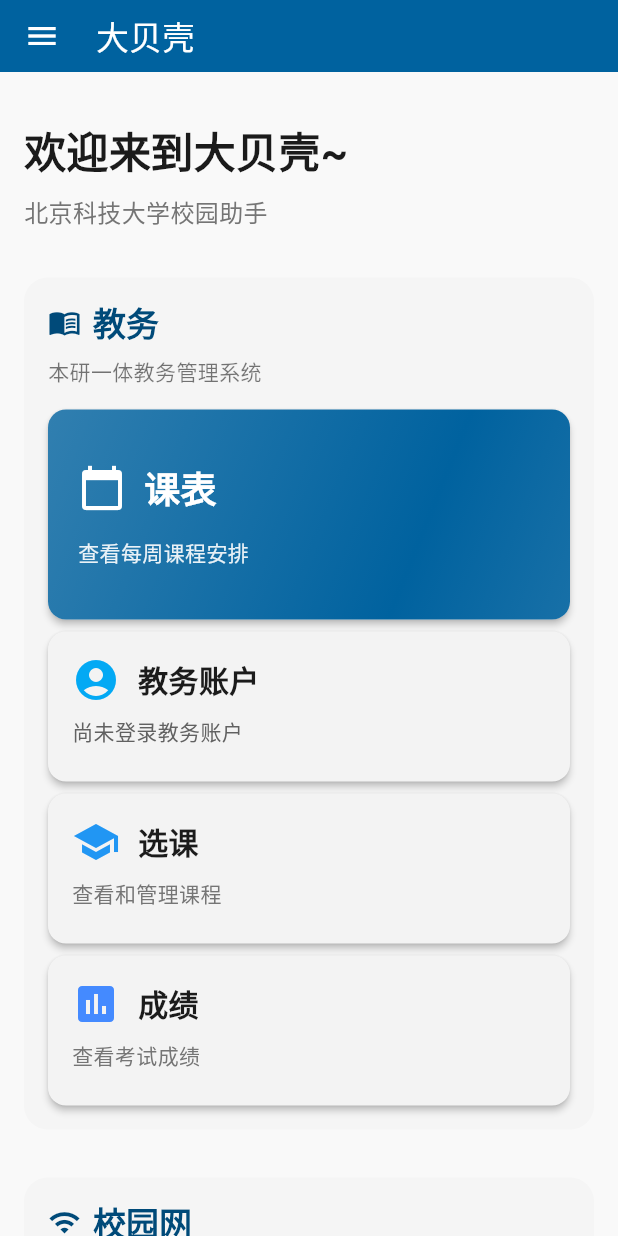
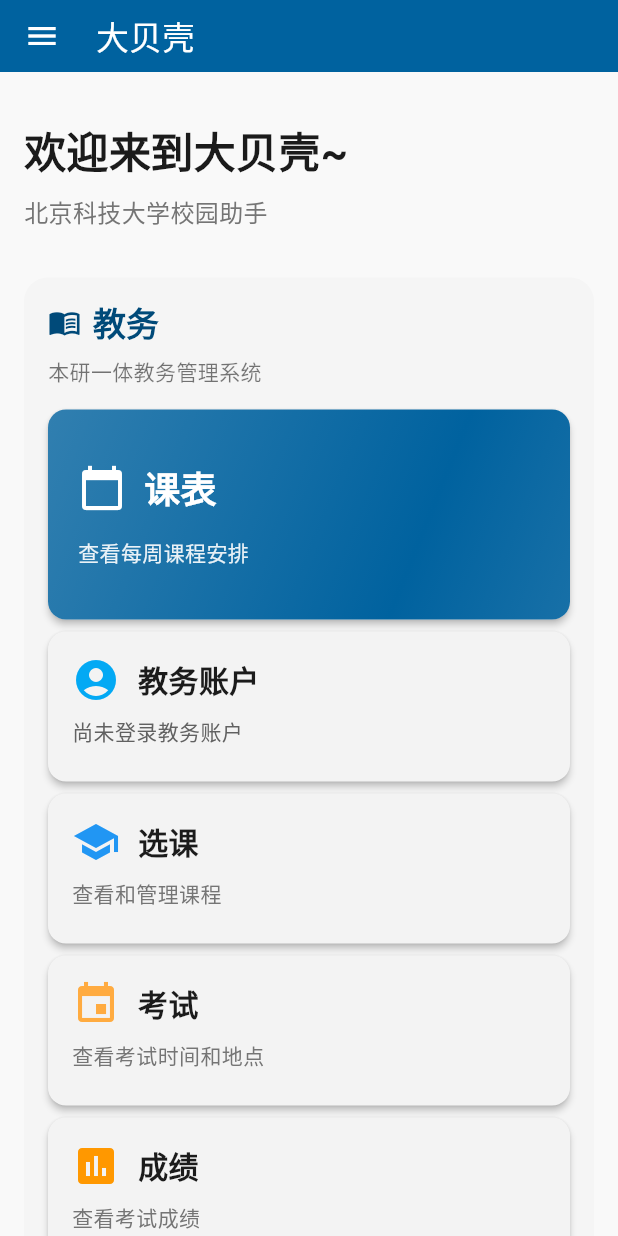
Before and after one commit to isHarryh/The-Seashell, a Flutter app: the screen it shows after launch, on a phone screen of 412 x 824 dp. Run offline on Flutter 3.47's test engine with Material 3 defaults, Android fonts, the phone set to English and light mode, and no system bars; our stand-ins replace auto_route, device_info_plus, fl_chart, package_info_plus; missing offline and left inert: markdown_widget, ustb_sso; Roboto replaces fonts that are missing (SourceHanSansSC).

```diff
--- a/lib/pages/index.dart
+++ b/lib/pages/index.dart
@@ -3,6 +3,22 @@ import 'package:flutter/material.dart';
 import 'package:auto_route/auto_route.dart';
 import '/utils/page_mixins.dart';
 import '/types/courses.dart';
+
+class _FeatureCardConfig {
+  final String title;
+  final String description;
+  final IconData icon;
+  final Color color;
+  final String route;
+
+  const _FeatureCardConfig({
+    required this.title,
+    required this.description,
+    required this.icon,
+    required this.color,
+    required this.route,
+  });
+}
 
 class HomePage extends StatefulWidget {
   const HomePage({super.key});
@@ -19,6 +35,48 @@ class _HomePageState extends State<HomePage>
   ClassItem? _upcomingClass;
   CurriculumIntegratedData? _curriculumData;
   Timer? _refreshTimer;
+
+  // Feature card configurations
+  late final List<_FeatureCardConfig> _courseFeatureCards = [
+    _FeatureCardConfig(
+      title: '选课',
+      description: '查看和管理课程',
+      icon: Icons.school,
+      color: Colors.blue,
+      route: '/courses/selection',
+    ),
+    _FeatureCardConfig(
+      title: '考试',
+      description: '查看考试时间和地点',
+      icon: Icons.event,
+      color: Colors.orangeAccent,
+      route: '/courses/exam',
+    ),
+    _FeatureCardConfig(
+      title: '成绩',
+      description: '查看考试成绩',
+      icon: Icons.assessment,
+      color: Colors.orange,
+      route: '/courses/grade',
+    ),
+  ];
+
+  late final List<_FeatureCardConfig> _netFeatureCards = [
+    _FeatureCardConfig(
+      title: '流量监视',
+      description: '实时监控网络流量',
+      icon: Icons.swap_vert,
+      color: Colors.green,
+      route: '/net/monitor',
+    ),
+    _FeatureCardConfig(
+      title: '自助服务',
+      description: '账户管理和账单查询',
+      icon: Icons.wifi,
+      color: Colors.teal,
+      route: '/net/dashboard',
+    ),
+  ];
 
   @override
   void onServiceInit() {
@@ -204,30 +262,24 @@ class _HomePageState extends State<HomePage>
         ),
         const SizedBox(height: 8),
         SizedBox(height: 100, child: _buildAccountCard(context)),
+        ..._courseFeatureCards.map((card) {
+          return Column(
+            children: [
               const SizedBox(height: 8),
               SizedBox(
                 height: 100,
                 child: _buildFeatureCard(
                   context,
-            '选课',
-            '查看和管理课程',
-            Icons.school,
-            Colors.blue,
-            () => context.router.pushPath('/courses/selection'),
+                  card.title,
+                  card.description,
+                  card.icon,
+                  card.color,
+                  () => context.router.pushPath(card.route),
                 ),
               ),
-        const SizedBox(height: 8),
-        SizedBox(
-          height: 100,
-          child: _buildFeatureCard(
-            context,
-            '成绩',
-            '查看考试成绩',
-            Icons.assessment,
-            Colors.blueAccent,
-            () => context.router.pushPath('/courses/grade'),
-          ),
-        ),
+            ],
+          );
+        }),
       ],
     );
   }
@@ -242,35 +294,44 @@ class _HomePageState extends State<HomePage>
         const SizedBox(height: 8),
         SizedBox(
           height: 120,
-          child: Row(
-            children: [
-              Expanded(child: _buildAccountCard(context)),
-              const SizedBox(width: 8),
+          child: _buildCardRow([
+            _buildAccountCard(context),
+            _courseFeatureCards[0],
+          ]),
+        ),
+        const SizedBox(height: 8),
+        SizedBox(
+          height: 120,
+          child: _buildCardRow([
+            _courseFeatureCards[1],
+            _courseFeatureCards[2],
+          ]),
+        ),
+      ],
+    );
+  }
+
+  Widget _buildCardRow(List<dynamic> items) {
+    return Row(
+      children: items.asMap().entries.expand((entry) {
+        final index = entry.key;
+        final item = entry.value;
+        return [
+          if (index > 0) const SizedBox(width: 8),
           Expanded(
-                child: _buildFeatureCard(
+            child: item is Widget
+                ? item
+                : _buildFeatureCard(
                     context,
-                  '选课',
-                  '查看和管理课程',
-                  Icons.school,
-                  Colors.blue,
-                  () => context.router.pushPath('/courses/selection'),
+                    item.title,
+                    item.description,
+                    item.icon,
+                    item.color,
+                    () => context.router.pushPath(item.route),
                   ),
           ),
-              const SizedBox(width: 8),
-              Expanded(
-                child: _buildFeatureCard(
-                  context,
-                  '成绩',
-                  '查看考试成绩',
-                  Icons.assessment,
-                  Colors.blueAccent,
-                  () => context.router.pushPath('/courses/grade'),
-                ),
-              ),
-            ],
-          ),
-        ),
-      ],
+        ];
+      }).toList(),
     );
   }
 
@@ -583,63 +644,29 @@ class _HomePageState extends State<HomePage>
 
   Widget _buildNetNarrowLayout() {
     return Column(
-      children: [
+      children: _netFeatureCards.asMap().entries.expand((entry) {
+        final index = entry.key;
+        final card = entry.value;
+        return [
+          if (index > 0) const SizedBox(height: 8),
           SizedBox(
             height: 100,
             child: _buildFeatureCard(
               context,
-            '流量监视',
-            '实时监控网络流量',
-            Icons.network_check,
-            Colors.green,
-            () => context.router.pushPath('/net/monitor'),
+              card.title,
+              card.description,
+              card.icon,
+              card.color,
+              () => context.router.pushPath(card.route),
             ),
           ),
-        const SizedBox(height: 8),
-        SizedBox(
-          height: 100,
-          child: _buildFeatureCard(
-            context,
-            '自助服务',
-            '账户管理和账单查询',
-            Icons.settings,
-            Colors.teal,
-            () => context.router.pushPath('/net/dashboard'),
-          ),
-        ),
-      ],
+        ];
+      }).toList(),
     );
   }
 
   Widget _buildNetWideLayout() {
-    return SizedBox(
-      height: 120,
-      child: Row(
-        children: [
-          Expanded(
-            child: _buildFeatureCard(
-              context,
-              '流量监视',
-              '实时监控网络流量',
-              Icons.swap_vert,
-              Colors.green,
-              () => context.router.pushPath('/net/monitor'),
-            ),
-          ),
-          const SizedBox(width: 8),
-          Expanded(
-            child: _buildFeatureCard(
-              context,
-              '自助服务',
-              '账户管理和账单查询',
-              Icons.wifi,
-              Colors.teal,
-              () => context.router.pushPath('/net/dashboard'),
-            ),
-          ),
-        ],
-      ),
-    );
+    return SizedBox(height: 120, child: _buildCardRow(_netFeatureCards));
   }
 
   Widget _buildAccountCard(BuildContext context) {
```
Lines whose indentation alone changed are shown as unchanged.
